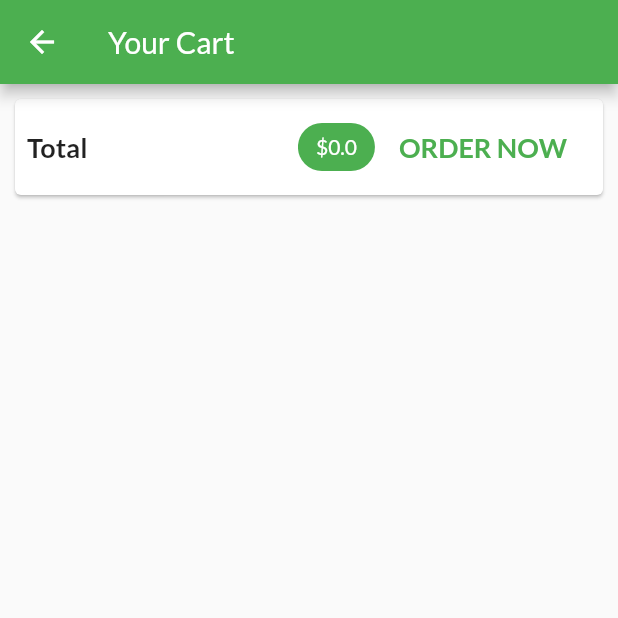
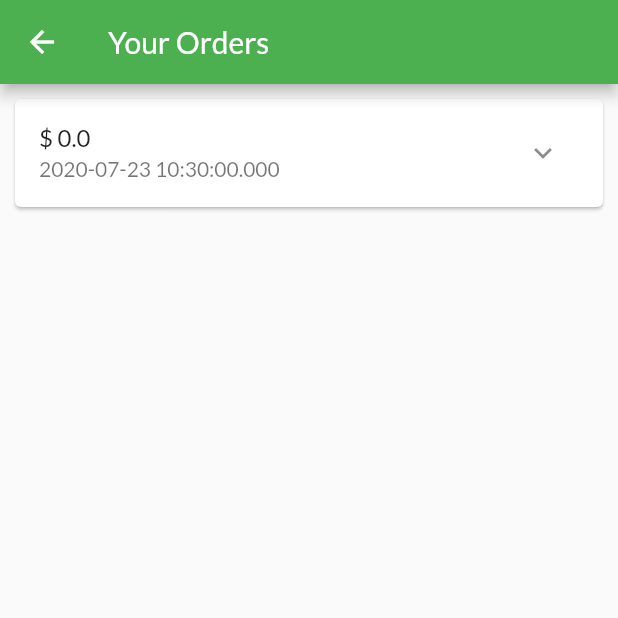
Before and after one commit to lighttt/EShop, a Flutter app: the CartScreen screen opened by its route, after a tap on "ORDER NOW", on a phone screen of 412 x 824 dp, the top half of it. Run offline on Flutter 3.47's test engine with Material 2 defaults, Android fonts, the phone set to English and light mode, and no system bars; network calls fail.

Commit message:
Added order provider and screen and also dimiss cart items

```diff
--- a/lib/main.dart
+++ b/lib/main.dart
@@ -1,5 +1,7 @@
+import 'package:eshop/provider/order_provider.dart';
 import 'package:eshop/provider/products.dart';
 import 'package:eshop/screens/cart_screen.dart';
+import 'package:eshop/screens/order_screen.dart';
 import 'package:eshop/screens/product_details_screen.dart';
 import 'package:eshop/screens/product_overview_screen.dart';
 import 'package:flutter/material.dart';
@@ -22,6 +24,9 @@ class MyApp extends StatelessWidget {
         ChangeNotifierProvider(
           create: (context) => Cart(),
         ),
+        ChangeNotifierProvider(
+          create: (context) => Orders(),
+        ),
       ],
       child: MaterialApp(
         debugShowCheckedModeBanner: false,
@@ -33,7 +38,8 @@ class MyApp extends StatelessWidget {
         home: ProductOverviewScreen(),
         routes: {
           ProductDetailsScreen.routeName: (ctx) => ProductDetailsScreen(),
-          CartScreen.routeName: (ctx) => CartScreen()
+          CartScreen.routeName: (ctx) => CartScreen(),
+           OrderScreen.routeName: (ctx) => OrderScreen()
         },
       ),
     );
--- a/lib/provider/cart_provider.dart
+++ b/lib/provider/cart_provider.dart
@@ -61,4 +61,16 @@ class Cart with ChangeNotifier {
     });
     return total;
   }
+
+  //remove a single item from cart
+  void removeFromCart(String id) {
+    _items.remove(id);
+    notifyListeners();
+  }
+
+  //clear cart
+  void clearCart() {
+    _items = {};
+    notifyListeners();
+  }
 }
--- /dev/null
+++ b/lib/provider/order_provider.dart
@@ -0,0 +1,36 @@
+import 'package:eshop/provider/cart_provider.dart';
+import 'package:flutter/material.dart';
+
+class OrderItem {
+  final String id;
+  final double amount;
+  final List<CartItem> products;
+  final DateTime dateTime;
+
+  OrderItem({
+    @required this.id,
+    @required this.amount,
+    @required this.products,
+    @required this.dateTime,
+  });
+}
+
+class Orders with ChangeNotifier {
+  List<OrderItem> _orders = [];
+
+  List<OrderItem> get orders {
+    return [..._orders];
+  }
+
+  //adding items to order
+  void addOrder(List<CartItem> cartProducts, double total) {
+    _orders.insert(
+        0,
+        OrderItem(
+            id: DateTime.now().toString(),
+            amount: total,
+            products: cartProducts,
+            dateTime: DateTime.now()));
+    notifyListeners();
+  }
+}
--- a/lib/screens/cart_screen.dart
+++ b/lib/screens/cart_screen.dart
@@ -1,4 +1,6 @@
 import 'package:eshop/provider/cart_provider.dart' show Cart;
+import 'package:eshop/provider/order_provider.dart';
+import 'package:eshop/screens/order_screen.dart';
 import 'package:eshop/widgets/cart_item.dart';
 import 'package:flutter/material.dart';
 import 'package:provider/provider.dart';
@@ -9,6 +11,7 @@ class CartScreen extends StatelessWidget {
   @override
   Widget build(BuildContext context) {
     final cart = Provider.of<Cart>(context);
+    final order = Provider.of<Orders>(context, listen: false);
     return Scaffold(
       appBar: AppBar(
         title: Text("Your Cart"),
@@ -36,7 +39,12 @@ class CartScreen extends StatelessWidget {
                     ),
                   ),
                   FlatButton(
-                    onPressed: () {},
+                    onPressed: () {
+                      order.addOrder(
+                          cart.items.values.toList(), cart.totalAmount);
+                      cart.clearCart();
+                      Navigator.pushNamed(context, OrderScreen.routeName);
+                    },
                     child: Text(
                       "ORDER NOW",
                       style: TextStyle(
--- /dev/null
+++ b/lib/screens/order_screen.dart
@@ -0,0 +1,22 @@
+import 'package:eshop/provider/order_provider.dart' show Orders;
+import 'package:eshop/widgets/order_item.dart';
+import 'package:flutter/material.dart';
+import 'package:provider/provider.dart';
+
+class OrderScreen extends StatelessWidget {
+  static const String routeName = "/order_screen";
+
+  @override
+  Widget build(BuildContext context) {
+    final orderData = Provider.of<Orders>(context);
+    return Scaffold(
+      appBar: AppBar(
+        title: Text("Your Orders"),
+      ),
+      body: ListView.builder(
+        itemBuilder: (ctx, index) => OrderItem(orderData.orders[index]),
+        itemCount: orderData.orders.length,
+      ),
+    );
+  }
+}
--- a/lib/widgets/cart_item.dart
+++ b/lib/widgets/cart_item.dart
@@ -1,4 +1,6 @@
 import 'package:flutter/material.dart';
+import 'package:provider/provider.dart';
+import 'package:eshop/provider/cart_provider.dart';
 
 class CartItem extends StatelessWidget {
   final String id;
@@ -11,9 +13,13 @@ class CartItem extends StatelessWidget {
 
   @override
   Widget build(BuildContext context) {
+    final cart = Provider.of<Cart>(context);
     return Dismissible(
       key: ValueKey(DateTime.now()),
       direction: DismissDirection.endToStart,
+      onDismissed: (direction) {
+        cart.removeFromCart(cartId);
+      },
       background: Container(
         color: Colors.red,
         child: Icon(
--- /dev/null
+++ b/lib/widgets/order_item.dart
@@ -0,0 +1,26 @@
+import 'package:flutter/material.dart';
+import 'package:eshop/provider/order_provider.dart' as oi;
+
+class OrderItem extends StatelessWidget {
+  final oi.OrderItem order;
+  OrderItem(this.order);
+
+  @override
+  Widget build(BuildContext context) {
+    return Card(
+      margin: const EdgeInsets.all(10),
+      child: Column(
+        children: <Widget>[
+          ListTile(
+            title: Text("\$ ${order.amount}"),
+            subtitle: Text("${order.dateTime.toString()}"),
+            trailing: IconButton(
+              icon: Icon(Icons.expand_more),
+              onPressed: () {},
+            ),
+          )
+        ],
+      ),
+    );
+  }
+}
```
